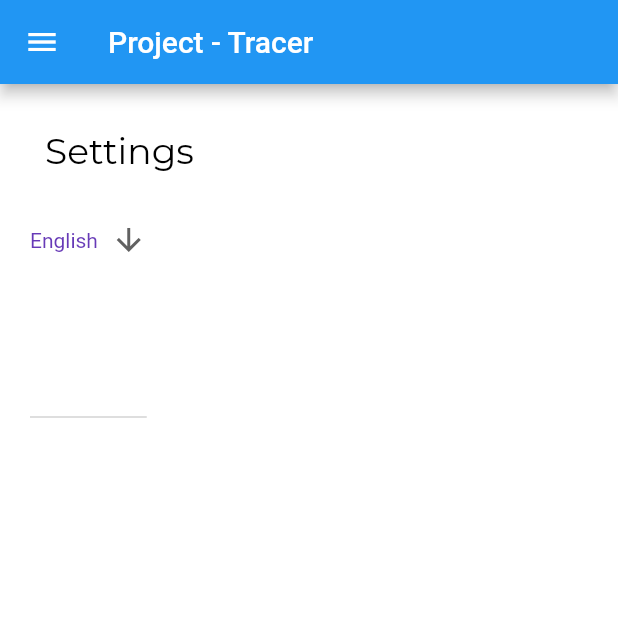
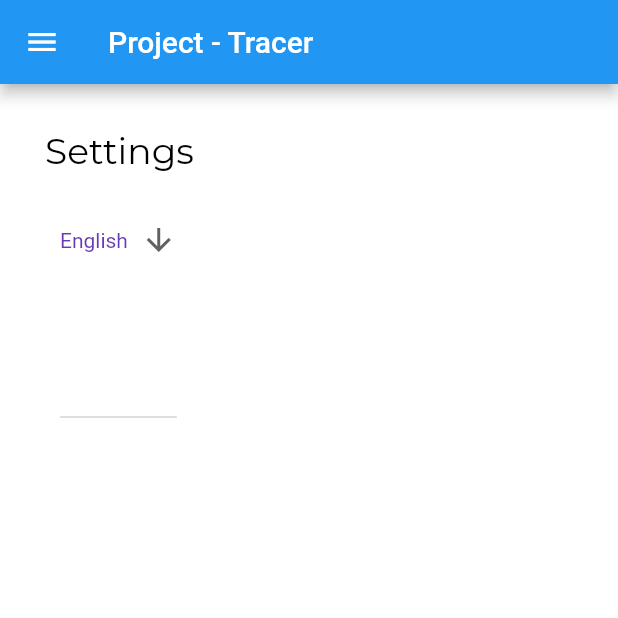
Before and after one commit to KomoGit/BugTracker, a Flutter app: the SettingsPage screen opened directly, on a phone screen of 412 x 824 dp, the top half of it. Run offline on Flutter 3.47's test engine with Material 2 defaults, Android fonts, the phone set to English and light mode, and no system bars; our stand-ins replace google_fonts; network calls fail.

Commit message:
Small change.

```diff
--- a/lib/UI/Screens/ui_settings.dart
+++ b/lib/UI/Screens/ui_settings.dart
@@ -36,7 +36,7 @@ class SettingsPage extends StatelessWidget {
               child: ListView(
                 scrollDirection: Axis.horizontal,
                 children: const [
-                  Padding(padding: EdgeInsets.all(10)),
+                  Padding(padding: EdgeInsets.all(20)),
                   DropdownButtonWidget()
                 ],
               ),
--- a/lib/UI/Widgets/ui_dropdown.dart
+++ b/lib/UI/Widgets/ui_dropdown.dart
@@ -28,7 +28,7 @@ class _DropdownButtonWidgetState extends State<DropdownButtonWidget> {
     return DropdownButton<String>(
       value: dropdownValue,
       icon: const Icon(Icons.arrow_downward),
-      // elevation: 4,
+      elevation: 4,
       style: const TextStyle(color: Colors.deepPurple),
       onChanged: (String? value) {
         // This is called when the user selects an item.
```
